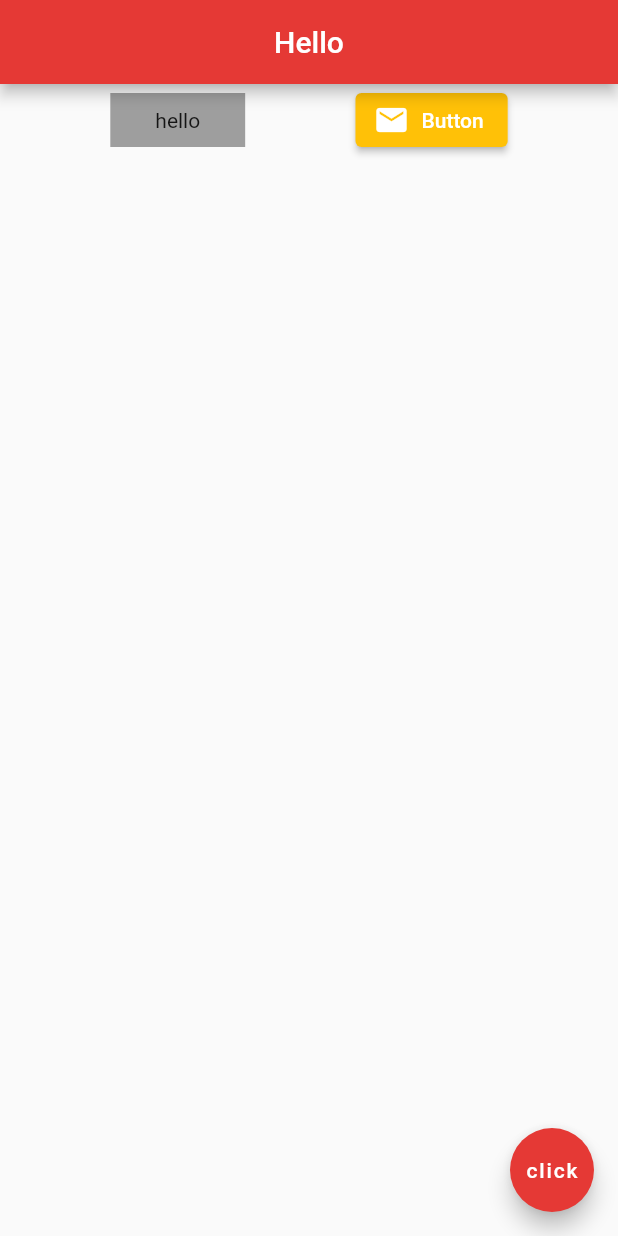
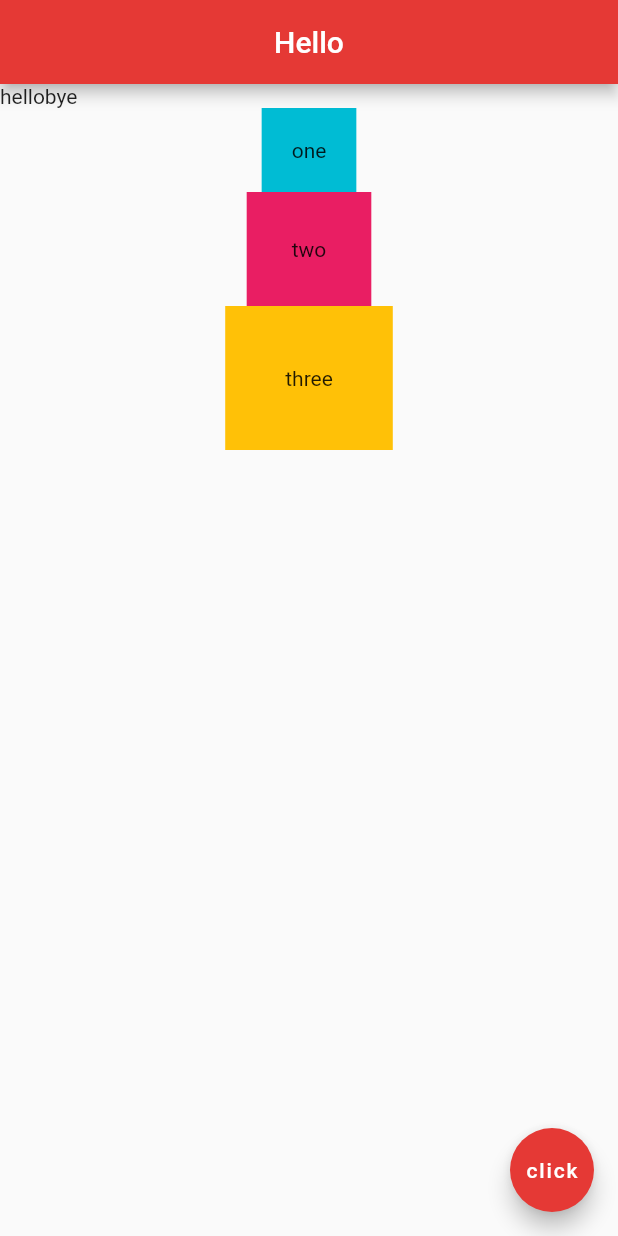
Before and after one commit to Noob-Dev-Official/flutter-tutorial, a Flutter app: the screen it shows after launch, on a phone screen of 412 x 824 dp. Run offline on Flutter 3.47's test engine with Material 2 defaults, Android fonts, the phone set to English and light mode, and no system bars.

Commit message:
implemented Column widget

```diff
--- a/lib/main.dart
+++ b/lib/main.dart
@@ -17,25 +17,32 @@ class Home extends StatelessWidget {
           centerTitle: true,
           backgroundColor: Colors.red[600]
         ),
-      body: Row(
-        mainAxisAlignment: MainAxisAlignment.spaceEvenly,
-        crossAxisAlignment: CrossAxisAlignment.center, // default value
+      body: Column(
+
         children: [
+          Row(
+            children: [
+              Text('hello'),
+              Text('bye')
+            ],
+          ),
           Container(
-            padding: EdgeInsets.symmetric(horizontal: 30, vertical: 10),
+            padding: EdgeInsets.all(20),
             // margin: EdgeInsets.all(100),
-            color: Colors.grey,
-            child: Text('hello'),
+            color: Colors.cyan,
+            child: Text('one'),
           ),
-          ElevatedButton.icon(
-            onPressed: () {print('hello');},
-            label: Text('Button'),
-            icon: Icon(
-              Icons.mail
-            ),
-            style: ElevatedButton.styleFrom(
-              primary: Colors.amber,
-            ),
+         Container(
+            padding: EdgeInsets.all(30),
+            // margin: EdgeInsets.all(100),
+            color: Colors.pink,
+            child: Text('two'),
+          ),
+          Container(
+            padding: EdgeInsets.all(40),
+            // margin: EdgeInsets.all(100),
+            color: Colors.amber,
+            child: Text('three'),
           ),
         ],
       ),
```
